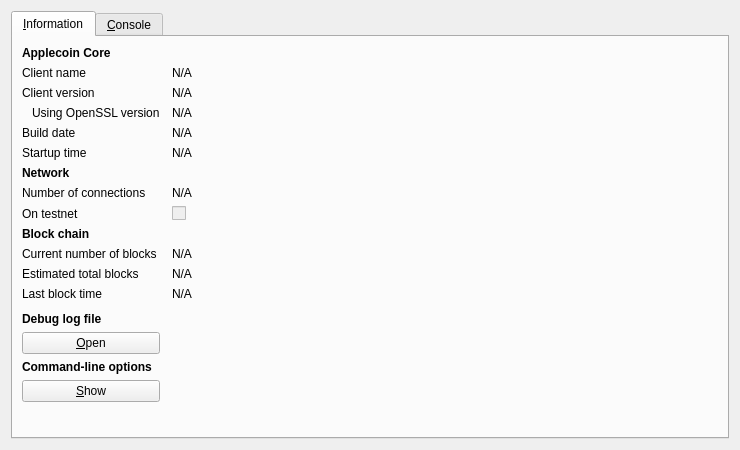
Applecoin/Applecoin-Chinese-Client-Source, file src/qt/forms/rpcconsole.ui: the form before one commit.
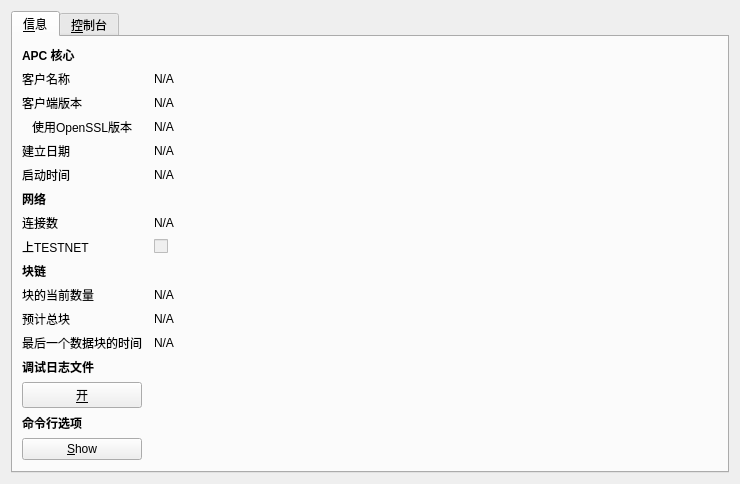
The form after the commit. Icons and pictures are not drawn.

What changed in the file:
```diff
--- a/src/qt/forms/rpcconsole.ui
+++ b/src/qt/forms/rpcconsole.ui
@@ -21,7 +21,7 @@
      </property>
      <widget class="QWidget" name="tab_info">
       <attribute name="title">
-       <string>&amp;Information</string>
+       <string>&amp;信息</string>
       </attribute>
       <layout class="QGridLayout" name="gridLayout" columnstretch="0,1">
        <property name="horizontalSpacing">
@@ -36,14 +36,14 @@
           </font>
          </property>
          <property name="text">
-          <string>Applecoin Core</string>
+          <string>APC 核心</string>
          </property>
         </widget>
        </item>
        <item row="1" column="0">
         <widget class="QLabel" name="label_5">
          <property name="text">
-          <string>Client name</string>
+          <string>客户名称</string>
          </property>
         </widget>
        </item>
@@ -66,7 +66,7 @@
        <item row="2" column="0">
         <widget class="QLabel" name="label_6">
          <property name="text">
-          <string>Client version</string>
+          <string>客户端版本</string>
          </property>
         </widget>
        </item>
@@ -89,7 +89,7 @@
        <item row="3" column="0">
         <widget class="QLabel" name="label_14">
          <property name="text">
-          <string>Using OpenSSL version</string>
+          <string>使用OpenSSL版本</string>
          </property>
          <property name="indent">
           <number>10</number>
@@ -115,7 +115,7 @@
        <item row="4" column="0">
         <widget class="QLabel" name="label_12">
          <property name="text">
-          <string>Build date</string>
+          <string>建立日期</string>
          </property>
         </widget>
        </item>
@@ -138,7 +138,7 @@
        <item row="5" column="0">
         <widget class="QLabel" name="label_13">
          <property name="text">
-          <string>Startup time</string>
+          <string>启动时间</string>
          </property>
         </widget>
        </item>
@@ -167,14 +167,14 @@
           </font>
          </property>
          <property name="text">
-          <string>Network</string>
+          <string>网络</string>
          </property>
         </widget>
        </item>
        <item row="7" column="0">
         <widget class="QLabel" name="label_7">
          <property name="text">
-          <string>Number of connections</string>
+          <string>连接数</string>
          </property>
         </widget>
        </item>
@@ -197,7 +197,7 @@
        <item row="8" column="0">
         <widget class="QLabel" name="label_8">
          <property name="text">
-          <string>On testnet</string>
+          <string>上TESTNET</string>
          </property>
         </widget>
        </item>
@@ -220,14 +220,14 @@
           </font>
          </property>
          <property name="text">
-          <string>Block chain</string>
+          <string>块链</string>
          </property>
         </widget>
        </item>
        <item row="10" column="0">
         <widget class="QLabel" name="label_3">
          <property name="text">
-          <string>Current number of blocks</string>
+          <string>块的当前数量</string>
          </property>
         </widget>
        </item>
@@ -250,7 +250,7 @@
        <item row="11" column="0">
         <widget class="QLabel" name="label_4">
          <property name="text">
-          <string>Estimated total blocks</string>
+          <string>预计总块</string>
          </property>
         </widget>
        </item>
@@ -273,7 +273,7 @@
        <item row="12" column="0">
         <widget class="QLabel" name="label_2">
          <property name="text">
-          <string>Last block time</string>
+          <string>最后一个数据块的时间</string>
          </property>
         </widget>
        </item>
@@ -315,7 +315,7 @@
           </font>
          </property>
          <property name="text">
-          <string>Debug log file</string>
+          <string>调试日志文件</string>
          </property>
         </widget>
        </item>
@@ -325,7 +325,7 @@
           <string>Open the Applecoin debug log file from the current data directory. This can take a few seconds for large log files.</string>
          </property>
          <property name="text">
-          <string>&amp;Open</string>
+          <string>&amp;开</string>
          </property>
          <property name="autoDefault">
           <bool>false</bool>
@@ -341,7 +341,7 @@
           </font>
          </property>
          <property name="text">
-          <string>Command-line options</string>
+          <string>命令行选项</string>
          </property>
         </widget>
        </item>
@@ -375,7 +375,7 @@
      </widget>
      <widget class="QWidget" name="tab_console">
       <attribute name="title">
-       <string>&amp;Console</string>
+       <string>&amp;控制台</string>
       </attribute>
       <layout class="QVBoxLayout" name="verticalLayout_3">
        <property name="spacing">
```
Left out of the diff: 8 changed lines with no effect on the pictures.
